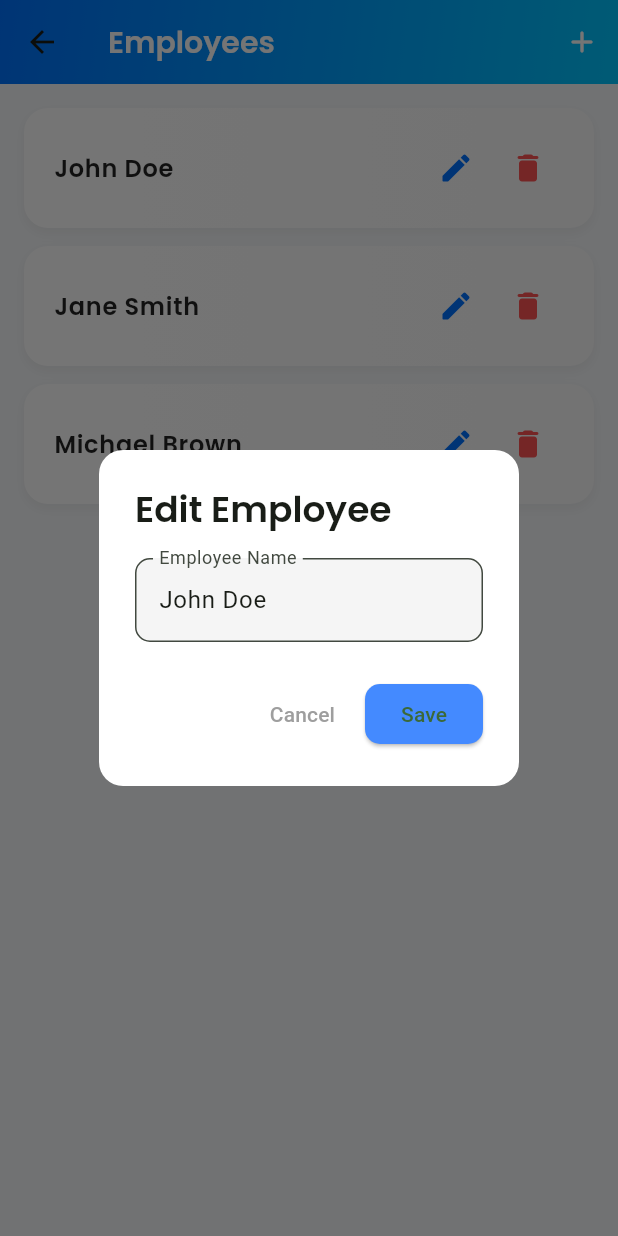
After one commit to hltsolutionsadmin/Assistify, a Flutter app: the EmployeeListScreen screen opened directly, after a tap on the "edit" icon, on a phone screen of 412 x 824 dp. The commit adds this screen. Run offline on Flutter 3.47's test engine with Material 3 defaults, Android fonts, the phone set to English and light mode, and no system bars; our stand-ins replace bloc, connectivity_plus, dio, fl_chart, flutter_bloc, flutter_secure_storage and 9 more; missing offline and left inert: flutter_thermal_printer, in_app_update; accounts and stored records are empty.

Commit message:
employee screen

```diff
--- a/lib/core/injection.dart
+++ b/lib/core/injection.dart
@@ -54,8 +54,12 @@ import 'package:dio/dio.dart';
 import 'package:flutter_secure_storage/flutter_secure_storage.dart';
 import 'package:get_it/get_it.dart';
 final GetIt sl = GetIt.instance;
+bool _initialized = false;
 
 void init(){
+  if (_initialized) {
+    return;
+  }
   sl.registerLazySingleton<Dio>(() => Dio());
   sl.registerLazySingleton(() => const FlutterSecureStorage());
   sl.registerLazySingleton(() => NetworkService());
@@ -200,4 +204,5 @@ void init(){
     () => SearchPhoneNumberUsecase(repository: sl<SearchPhoneNumeberRepository>()),
   );
   sl.registerFactory(() => SearchPhoneNumberCubit(useCase: sl<SearchPhoneNumberUsecase>(), networkService: NetworkService()));
+  _initialized = true;
 }
--- a/lib/main.dart
+++ b/lib/main.dart
@@ -14,10 +14,12 @@ import 'package:connectivity_plus/connectivity_plus.dart';
 import 'package:flutter/material.dart';
 import 'package:flutter_bloc/flutter_bloc.dart';
 import 'package:permission_handler/permission_handler.dart'; // ✅ Added
+import 'dart:io';
 import 'core/injection.dart' as di;
 
 /// ✅ Request Bluetooth + Location permissions
 Future<void> requestPermissions() async {
+  if (Platform.isAndroid) {
     if (await Permission.bluetoothScan.isDenied) {
       await Permission.bluetoothScan.request();
     }
@@ -26,6 +28,7 @@ Future<void> requestPermissions() async {
     }
     if (await Permission.location.isDenied) {
       await Permission.location.request();
+    }
   }
 }
 
--- a/lib/presentation/screen/addjob/add_items_screen.dart
+++ b/lib/presentation/screen/addjob/add_items_screen.dart
@@ -282,7 +282,6 @@ class _AddJobFormScreenState extends State<AddItemsScreen> {
       },
     );
   }
-
 
   @override
   Widget build(BuildContext context) {
@@ -585,7 +584,7 @@ class _AddJobFormScreenState extends State<AddItemsScreen> {
                         );
                       }),
                     Text(
-                      'Total Amount: ₹${_spareBoxes.fold<double>(0, (sum, box) => sum + ((box['quantity'] ?? 0) * (box['price'] ?? 0.0))).toStringAsFixed(2)}',
+                      'Total Amount:  ₹${_spareBoxes.fold<double>(0, (sum, box) => sum + ((box['quantity'] ?? 0) * (box['price'] ?? 0.0))).toStringAsFixed(2)}',
                       style: const TextStyle(
                         fontSize: 16,
                         fontWeight: FontWeight.bold,
--- /dev/null
+++ b/lib/presentation/screen/dashboard/employee_list_screen.dart
@@ -0,0 +1,263 @@
+import 'package:flutter/material.dart';
+import 'package:google_fonts/google_fonts.dart';
+
+class EmployeeListScreen extends StatefulWidget {
+  const EmployeeListScreen({super.key});
+
+  @override
+  State<EmployeeListScreen> createState() => _EmployeeListScreenState();
+}
+
+class _EmployeeListScreenState extends State<EmployeeListScreen>
+    with SingleTickerProviderStateMixin {
+  List<Map<String, dynamic>> employees = [
+    {"name": "John Doe"},
+    {"name": "Jane Smith"},
+    {"name": "Michael Brown"},
+  ];
+
+  void _addEmployee() async {
+    final newName = await _showAddEditDialog();
+    if (newName != null && newName.isNotEmpty) {
+      setState(() => employees.add({"name": newName}));
+    }
+  }
+
+  void _editEmployee(int index) async {
+    final newName = await _showAddEditDialog(
+      initialName: employees[index]['name'],
+    );
+    if (newName != null && newName.isNotEmpty) {
+      setState(() => employees[index]['name'] = newName);
+    }
+  }
+
+  void _deleteEmployee(int index) {
+    showDialog(
+      context: context,
+      builder:
+          (context) => AlertDialog(
+            backgroundColor: Colors.white,
+            title: const Text("Delete Employee"),
+            content: const Text(
+              "Are you sure you want to delete this employee?",
+            ),
+            actions: [
+              TextButton(
+                onPressed: () => Navigator.pop(context),
+                child: const Text(
+                  "Cancel",
+                  style: TextStyle(color: Colors.grey),
+                ),
+              ),
+              ElevatedButton(
+                style: ElevatedButton.styleFrom(
+                  backgroundColor: Colors.redAccent,
+                ),
+                onPressed: () {
+                  setState(() => employees.removeAt(index));
+                  Navigator.pop(context);
+                },
+                child: const Text("Delete"),
+              ),
+            ],
+          ),
+    );
+  }
+
+  Future<String?> _showAddEditDialog({String? initialName}) {
+    final TextEditingController controller = TextEditingController(
+      text: initialName,
+    );
+    return showDialog<String>(
+      context: context,
+      builder:
+          (context) => AlertDialog(
+            shape: RoundedRectangleBorder(
+              borderRadius: BorderRadius.circular(16),
+            ),
+            backgroundColor: Colors.white,
+            title: Text(
+              initialName == null ? "Add Employee" : "Edit Employee",
+              style: GoogleFonts.poppins(fontWeight: FontWeight.w600),
+            ),
+            content: TextField(
+              controller: controller,
+              decoration: InputDecoration(
+                labelText: "Employee Name",
+                border: OutlineInputBorder(
+                  borderRadius: BorderRadius.circular(10),
+                ),
+                filled: true,
+                fillColor: Colors.grey.shade100,
+              ),
+            ),
+            actions: [
+              TextButton(
+                onPressed: () => Navigator.pop(context),
+                child: const Text(
+                  "Cancel",
+                  style: TextStyle(color: Colors.grey),
+                ),
+              ),
+              ElevatedButton(
+                onPressed: () => Navigator.pop(context, controller.text),
+                style: ElevatedButton.styleFrom(
+                  backgroundColor: Colors.blueAccent,
+                  shape: RoundedRectangleBorder(
+                    borderRadius: BorderRadius.circular(10),
+                  ),
+                ),
+                child: Text(initialName == null ? "Add" : "Save"),
+              ),
+            ],
+          ),
+    );
+  }
+
+  @override
+  Widget build(BuildContext context) {
+    final hasEmployees = employees.isNotEmpty;
+
+    return Scaffold(
+      backgroundColor: const Color(0xFFF7F9FB),
+      appBar: AppBar(
+        title: Text(
+          "Employees",
+          style: GoogleFonts.poppins(
+            fontWeight: FontWeight.w600,
+            color: Colors.white,
+            fontSize: 20,
+          ),
+        ),
+        flexibleSpace: Container(
+          decoration: const BoxDecoration(
+            gradient: LinearGradient(
+              colors: [Color(0xFF0072FF), Color(0xFF00C6FF)],
+              begin: Alignment.topLeft,
+              end: Alignment.bottomRight,
+            ),
+          ),
+        ),
+        actions: [
+          IconButton(
+            icon: const Icon(Icons.add_rounded, color: Colors.white),
+            onPressed: _addEmployee,
+          ),
+        ],
+        elevation: 0,
+      ),
+      body: AnimatedSwitcher(
+        duration: const Duration(milliseconds: 400),
+        child:
+            hasEmployees
+                ? ListView.builder(
+                  key: const ValueKey('employeeList'),
+                  padding: const EdgeInsets.all(16),
+                  itemCount: employees.length,
+                  itemBuilder: (context, index) {
+                    final employee = employees[index];
+                    return AnimatedContainer(
+                      duration: const Duration(milliseconds: 300),
+                      curve: Curves.easeInOut,
+                      margin: const EdgeInsets.only(bottom: 12),
+                      decoration: BoxDecoration(
+                        gradient: LinearGradient(
+                          colors: [Colors.white, Colors.grey.shade50],
+                        ),
+                        boxShadow: [
+                          BoxShadow(
+                            color: Colors.black.withOpacity(0.05),
+                            blurRadius: 6,
+                            offset: const Offset(0, 3),
+                          ),
+                        ],
+                        borderRadius: BorderRadius.circular(16),
+                      ),
+                      child: ListTile(
+                        contentPadding: const EdgeInsets.symmetric(
+                          horizontal: 20,
+                          vertical: 12,
+                        ),
+                        title: Text(
+                          employee['name'],
+                          style: GoogleFonts.poppins(
+                            fontSize: 16,
+                            fontWeight: FontWeight.w600,
+                            color: Colors.black87,
+                          ),
+                        ),
+                        trailing: Row(
+                          mainAxisSize: MainAxisSize.min,
+                          children: [
+                            IconButton(
+                              icon: const Icon(
+                                Icons.edit_rounded,
+                                color: Color(0xFF0072FF),
+                              ),
+                              onPressed: () => _editEmployee(index),
+                            ),
+                            IconButton(
+                              icon: const Icon(
+                                Icons.delete_rounded,
+                                color: Colors.redAccent,
+                              ),
+                              onPressed: () => _deleteEmployee(index),
+                            ),
+                          ],
+                        ),
+                      ),
+                    );
+                  },
+                )
+                : Center(
+                  key: const ValueKey('emptyState'),
+                  child: Column(
+                    mainAxisAlignment: MainAxisAlignment.center,
+                    children: [
+                      Icon(
+                        Icons.groups_rounded,
+                        color: Colors.blueAccent.shade100,
+                        size: 80,
+                      ),
+                      const SizedBox(height: 12),
+                      Text(
+                        "No Employees Found",
+                        style: GoogleFonts.poppins(
+                          fontSize: 18,
+                          fontWeight: FontWeight.w500,
+                          color: Colors.black54,
+                        ),
+                      ),
+                      const SizedBox(height: 20),
+                      ElevatedButton.icon(
+                        style: ElevatedButton.styleFrom(
+                          backgroundColor: Colors.blueAccent,
+                          shape: RoundedRectangleBorder(
+                            borderRadius: BorderRadius.circular(12),
+                          ),
+                          padding: const EdgeInsets.symmetric(
+                            horizontal: 24,
+                            vertical: 14,
+                          ),
+                        ),
+                        onPressed: _addEmployee,
+                        icon: const Icon(
+                          Icons.add_rounded,
+                          color: Colors.white,
+                        ),
+                        label: Text(
+                          "Add Employee",
+                          style: GoogleFonts.poppins(
+                            color: Colors.white,
+                            fontSize: 16,
+                          ),
+                        ),
+                      ),
+                    ],
+                  ),
+                ),
+      ),
+    );
+  }
+}
--- a/lib/presentation/widgets/bluetooth_print_widet.dart
+++ b/lib/presentation/widgets/bluetooth_print_widet.dart
@@ -1,5 +1,4 @@
 import 'dart:convert';
-import 'dart:typed_data';
 import 'package:assistify/core/constants/colors.dart';
 import 'package:assistify/core/constants/imgs_const.dart';
 import 'package:assistify/presentation/widgets/date_converter_widget.dart';
```
Also changed, not shown: lib/presentation/screen/add_product/add_product_screen.dart (+34 -18 lines), lib/presentation/screen/dashboard/dash_board_screen.dart (+20 -12 lines), lib/presentation/screen/dashboard/dashboard_functions_widget.dart (+14 -3 lines), lib/presentation/screen/splash/splash_screen.dart (+11 -0 lines). Lines whose indentation alone changed are shown as unchanged.
